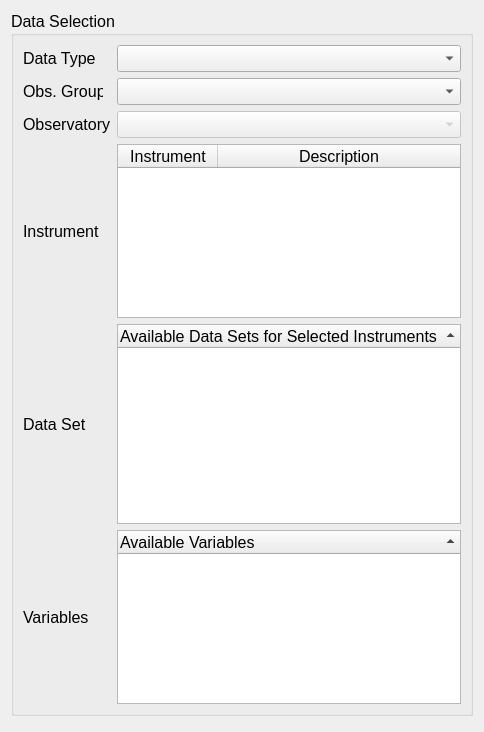
The window that plugins/vtkSpaceCraftInfoFilter/ScInfoPropWidget.ui (ghost-kit/archive) describes before a commit, drawn with Qt 5.
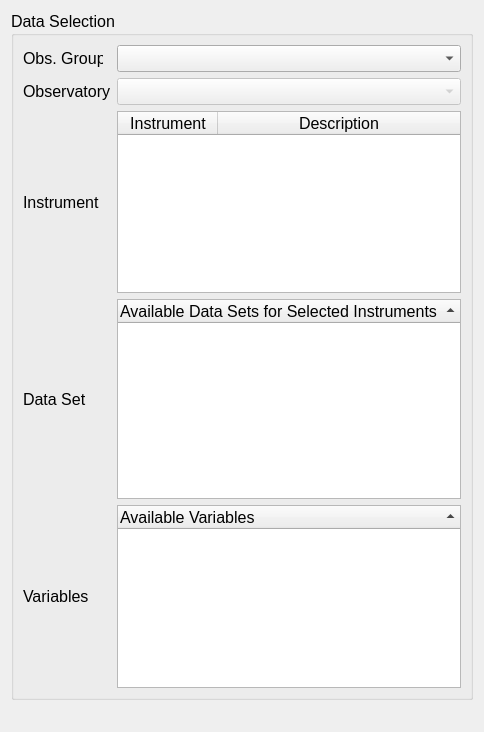
The same window after the commit.

Patch:
```diff
--- a/plugins/vtkSpaceCraftInfoFilter/ScInfoPropWidget.ui
+++ b/plugins/vtkSpaceCraftInfoFilter/ScInfoPropWidget.ui
@@ -40,50 +40,7 @@
       <string>Data Selection</string>
      </property>
      <layout class="QGridLayout" name="gridLayout_2">
-      <item row="2" column="0">
-       <widget class="QLabel" name="Group_Label">
-        <property name="maximumSize">
-         <size>
-          <width>80</width>
-          <height>16777215</height>
-         </size>
-        </property>
-        <property name="text">
-         <string>Obs. Group</string>
-        </property>
-       </widget>
-      </item>
-      <item row="7" column="2">
-       <widget class="QTreeWidget" name="Variables">
-        <property name="minimumSize">
-         <size>
-          <width>265</width>
-          <height>165</height>
-         </size>
-        </property>
-        <property name="alternatingRowColors">
-         <bool>true</bool>
-        </property>
-        <property name="selectionMode">
-         <enum>QAbstractItemView::ExtendedSelection</enum>
-        </property>
-        <property name="sortingEnabled">
-         <bool>true</bool>
-        </property>
-        <property name="animated">
-         <bool>true</bool>
-        </property>
-        <property name="columnCount">
-         <number>1</number>
-        </property>
-        <column>
-         <property name="text">
-          <string>Available Variables</string>
-         </property>
-        </column>
-       </widget>
-      </item>
-      <item row="4" column="2">
+      <item row="3" column="2">
        <widget class="QTableWidget" name="Instruments">
         <property name="minimumSize">
          <size>
@@ -136,89 +93,51 @@
         </column>
        </widget>
       </item>
-      <item row="2" column="2">
-       <widget class="QComboBox" name="Group">
-        <property name="enabled">
-         <bool>true</bool>
-        </property>
-        <property name="minimumSize">
-         <size>
-          <width>265</width>
-          <height>0</height>
-         </size>
-        </property>
-        <property name="maximumSize">
-         <size>
-          <width>16777215</width>
-          <height>16777215</height>
-         </size>
-        </property>
-        <property name="focusPolicy">
-         <enum>Qt::ClickFocus</enum>
-        </property>
-        <item>
-         <property name="text">
-          <string/>
-         </property>
-        </item>
-       </widget>
-      </item>
-      <item row="5" column="0">
+      <item row="4" column="0">
        <widget class="QLabel" name="DataSet_Label">
         <property name="text">
          <string>Data Set</string>
         </property>
        </widget>
       </item>
-      <item row="4" column="0">
+      <item row="3" column="0">
        <widget class="QLabel" name="Instruments_Label">
         <property name="text">
          <string>Instrument</string>
         </property>
        </widget>
       </item>
-      <item row="7" column="0">
-       <widget class="QLabel" name="Variables_Label">
-        <property name="text">
-         <string>Variables</string>
-        </property>
-       </widget>
-      </item>
-      <item row="3" column="2">
-       <widget class="QComboBox" name="Observatory">
-        <property name="enabled">
-         <bool>false</bool>
-        </property>
+      <item row="6" column="2">
+       <widget class="QTreeWidget" name="Variables">
         <property name="minimumSize">
          <size>
           <width>265</width>
-          <height>0</height>
+          <height>165</height>
          </size>
         </property>
-        <property name="maximumSize">
-         <size>
-          <width>16777215</width>
-          <height>16777215</height>
-         </size>
+        <property name="alternatingRowColors">
+         <bool>true</bool>
         </property>
         <property name="focusPolicy">
          <enum>Qt::ClickFocus</enum>
         </property>
-        <item>
+        <property name="sortingEnabled">
+         <bool>true</bool>
+        </property>
+        <property name="animated">
+         <bool>true</bool>
+        </property>
+        <property name="columnCount">
+         <number>1</number>
+        </property>
+        <column>
          <property name="text">
-          <string/>
+          <string>Available Variables</string>
          </property>
-        </item>
+        </column>
        </widget>
       </item>
-      <item row="3" column="0">
-       <widget class="QLabel" name="Observatory_Label">
-        <property name="text">
-         <string>Observatory</string>
-        </property>
-       </widget>
-      </item>
-      <item row="5" column="2">
+      <item row="4" column="2">
        <widget class="QTreeWidget" name="DataSet">
         <property name="minimumSize">
          <size>
@@ -264,14 +183,85 @@
        </widget>
       </item>
       <item row="1" column="0">
-       <widget class="QLabel" name="DataType_Label">
+       <widget class="QLabel" name="Group_Label">
+        <property name="maximumSize">
+         <size>
+          <width>80</width>
+          <height>16777215</height>
+         </size>
+        </property>
         <property name="text">
-         <string>Data Type</string>
+         <string>Obs. Group</string>
+        </property>
+       </widget>
+      </item>
+      <item row="6" column="0">
+       <widget class="QLabel" name="Variables_Label">
+        <property name="text">
+         <string>Variables</string>
         </property>
        </widget>
       </item>
       <item row="1" column="2">
-       <widget class="QComboBox" name="DataType"/>
+       <widget class="QComboBox" name="Group">
+        <property name="enabled">
+         <bool>true</bool>
+        </property>
+        <property name="minimumSize">
+         <size>
+          <width>265</width>
+          <height>0</height>
+         </size>
+        </property>
+        <property name="maximumSize">
+         <size>
+          <width>16777215</width>
+          <height>16777215</height>
+         </size>
+        </property>
+        <property name="focusPolicy">
+         <enum>Qt::ClickFocus</enum>
+        </property>
+        <item>
+         <property name="text">
+          <string/>
+         </property>
+        </item>
+       </widget>
+      </item>
+      <item row="2" column="2">
+       <widget class="QComboBox" name="Observatory">
+        <property name="enabled">
+         <bool>false</bool>
+        </property>
+        <property name="minimumSize">
+         <size>
+          <width>265</width>
+          <height>0</height>
+         </size>
+        </property>
+        <property name="maximumSize">
+         <size>
+          <width>16777215</width>
+          <height>16777215</height>
+         </size>
+        </property>
+        <property name="focusPolicy">
+         <enum>Qt::ClickFocus</enum>
+        </property>
+        <item>
+         <property name="text">
+          <string/>
+         </property>
+        </item>
+       </widget>
+      </item>
+      <item row="2" column="0">
+       <widget class="QLabel" name="Observatory_Label">
+        <property name="text">
+         <string>Observatory</string>
+        </property>
+       </widget>
       </item>
      </layout>
      <zorder>Group</zorder>
```
Left out of the diff: 6 changed lines with no effect on the pictures.
